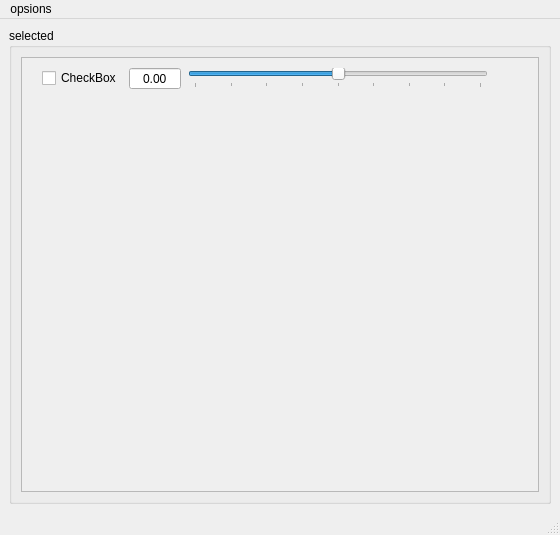
Qt form sfmtween.ui (ar542/sfmTween) before a commit.
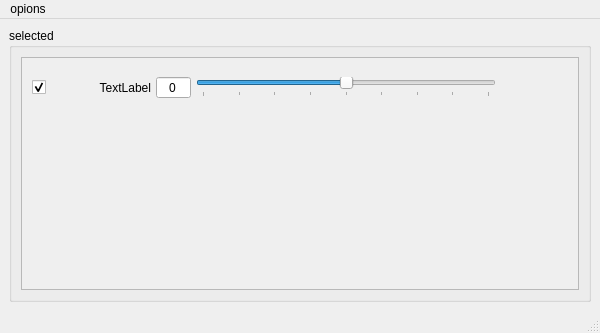
The same form after that commit.

What changed in the file:
```diff
--- a/sfmtween.ui
+++ b/sfmtween.ui
@@ -9,8 +9,8 @@
    <rect>
     <x>0</x>
     <y>0</y>
-    <width>560</width>
-    <height>535</height>
+    <width>600</width>
+    <height>333</height>
    </rect>
   </property>
   <property name="sizePolicy">
@@ -21,13 +21,13 @@
   </property>
   <property name="minimumSize">
    <size>
-    <width>560</width>
+    <width>550</width>
     <height>0</height>
    </size>
   </property>
   <property name="maximumSize">
    <size>
-    <width>560</width>
+    <width>600</width>
     <height>16777215</height>
    </size>
   </property>
@@ -53,6 +53,9 @@
       <property name="title">
        <string>selected</string>
       </property>
+      <property name="flat">
+       <bool>false</bool>
+      </property>
       <layout class="QVBoxLayout" name="verticalLayout_3">
        <item>
         <widget class="QScrollArea" name="scrollArea">
@@ -64,43 +67,90 @@
            <rect>
             <x>0</x>
             <y>0</y>
-            <width>520</width>
-            <height>441</height>
+            <width>560</width>
+            <height>239</height>
            </rect>
           </property>
           <layout class="QVBoxLayout" name="verticalLayout_2">
            <item>
-            <layout class="QHBoxLayout" name="horizontalLayout" stretch="0,0,0,0">
+            <widget class="QWidget" name="mf_2" native="true">
+             <property name="sizePolicy">
+              <sizepolicy hsizetype="Expanding" vsizetype="Preferred">
+               <horstretch>0</horstretch>
+               <verstretch>0</verstretch>
+              </sizepolicy>
+             </property>
+             <layout class="QHBoxLayout" name="horizontalLayout_2" stretch="0,0,0,0,0">
              <property name="spacing">
-              <number>6</number>
+               <number>5</number>
              </property>
              <property name="sizeConstraint">
-              <enum>QLayout::SetDefaultConstraint</enum>
+               <enum>QLayout::SetFixedSize</enum>
              </property>
              <property name="leftMargin">
-              <number>10</number>
+               <number>1</number>
              </property>
              <property name="rightMargin">
-              <number>10</number>
+               <number>1</number>
              </property>
              <property name="bottomMargin">
               <number>20</number>
              </property>
              <item>
-              <widget class="QCheckBox" name="checkBox">
+               <widget class="QCheckBox" name="checkEnable_2">
                <property name="sizePolicy">
-                <sizepolicy hsizetype="Maximum" vsizetype="Fixed">
+                 <sizepolicy hsizetype="Fixed" vsizetype="Fixed">
                  <horstretch>0</horstretch>
                  <verstretch>0</verstretch>
                 </sizepolicy>
                </property>
+                <property name="minimumSize">
+                 <size>
+                  <width>0</width>
+                  <height>0</height>
+                 </size>
+                </property>
+                <property name="layoutDirection">
+                 <enum>Qt::LeftToRight</enum>
+                </property>
+                <property name="autoFillBackground">
+                 <bool>false</bool>
+                </property>
+                <property name="styleSheet">
+                 <string notr="true"/>
+                </property>
                <property name="text">
-                <string>CheckBox</string>
-               </property>
+                 <string notr="true"/>
+                </property>
+                <property name="checked">
+                 <bool>true</bool>
+                </property>
               </widget>
              </item>
              <item>
-              <widget class="QDoubleSpinBox" name="doubleSpinBox">
+               <widget class="QLabel" name="label">
+                <property name="sizePolicy">
+                 <sizepolicy hsizetype="Minimum" vsizetype="Preferred">
+                  <horstretch>0</horstretch>
+                  <verstretch>0</verstretch>
+                 </sizepolicy>
+                </property>
+                <property name="minimumSize">
+                 <size>
+                  <width>100</width>
+                  <height>0</height>
+                 </size>
+                </property>
+                <property name="text">
+                 <string>TextLabel</string>
+                </property>
+                <property name="alignment">
+                 <set>Qt::AlignRight|Qt::AlignTrailing|Qt::AlignVCenter</set>
+                </property>
+               </widget>
+              </item>
+              <item>
+               <widget class="QSpinBox" name="spinBox_2">
                <property name="sizePolicy">
                 <sizepolicy hsizetype="Fixed" vsizetype="Fixed">
                  <horstretch>0</horstretch>
@@ -113,19 +163,22 @@
                <property name="alignment">
                 <set>Qt::AlignCenter</set>
                </property>
+                <property name="readOnly">
+                 <bool>true</bool>
+                </property>
                <property name="buttonSymbols">
                 <enum>QAbstractSpinBox::NoButtons</enum>
                </property>
                <property name="minimum">
-                <double>-100.000000000000000</double>
+                 <number>-100</number>
                </property>
                <property name="maximum">
-                <double>100.000000000000000</double>
+                 <number>100</number>
                </property>
               </widget>
              </item>
              <item>
-              <widget class="QSlider" name="horizontalSlider">
+               <widget class="QSlider" name="horizontalSlider_2">
                <property name="sizePolicy">
                 <sizepolicy hsizetype="Fixed" vsizetype="Fixed">
                  <horstretch>0</horstretch>
@@ -156,7 +209,7 @@
               </widget>
              </item>
              <item>
-              <spacer name="horizontalSpacer">
+               <spacer name="horizontalSpacer_2">
                <property name="orientation">
                 <enum>Qt::Horizontal</enum>
                </property>
@@ -172,6 +225,7 @@
               </spacer>
              </item>
             </layout>
+            </widget>
            </item>
            <item>
             <spacer name="verticalSpacer">
@@ -200,7 +254,7 @@
     <rect>
      <x>0</x>
      <y>0</y>
-     <width>560</width>
+     <width>600</width>
      <height>21</height>
     </rect>
    </property>
@@ -209,7 +263,7 @@
      <bool>false</bool>
     </property>
     <property name="title">
-     <string notr="true">opsions</string>
+     <string notr="true">opions</string>
     </property>
     <property name="separatorsCollapsible">
      <bool>true</bool>
```
Left out of the diff: 15 changed lines with no effect on the pictures. Lines whose indentation alone changed are shown as unchanged.
